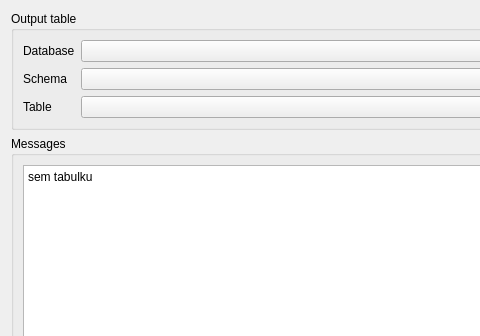
Old version of the form python/plugins/db_manager/ui/DlgPushTableDifferences.ui in the repository peter-kolenic/QGIS; both pictures show x 0 to 480 and y 0 to 336 of the 628 by 575 pixel window.
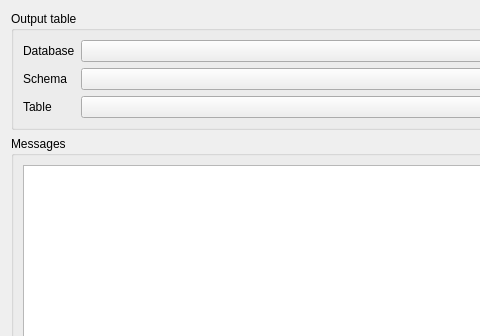
New version of the form.

```diff
--- a/python/plugins/db_manager/ui/DlgPushTableDifferences.ui
+++ b/python/plugins/db_manager/ui/DlgPushTableDifferences.ui
@@ -91,7 +91,7 @@
          <bool>true</bool>
         </property>
         <property name="plainText">
-         <string>sem tabulku</string>
+         <string/>
         </property>
        </widget>
       </item>
```
